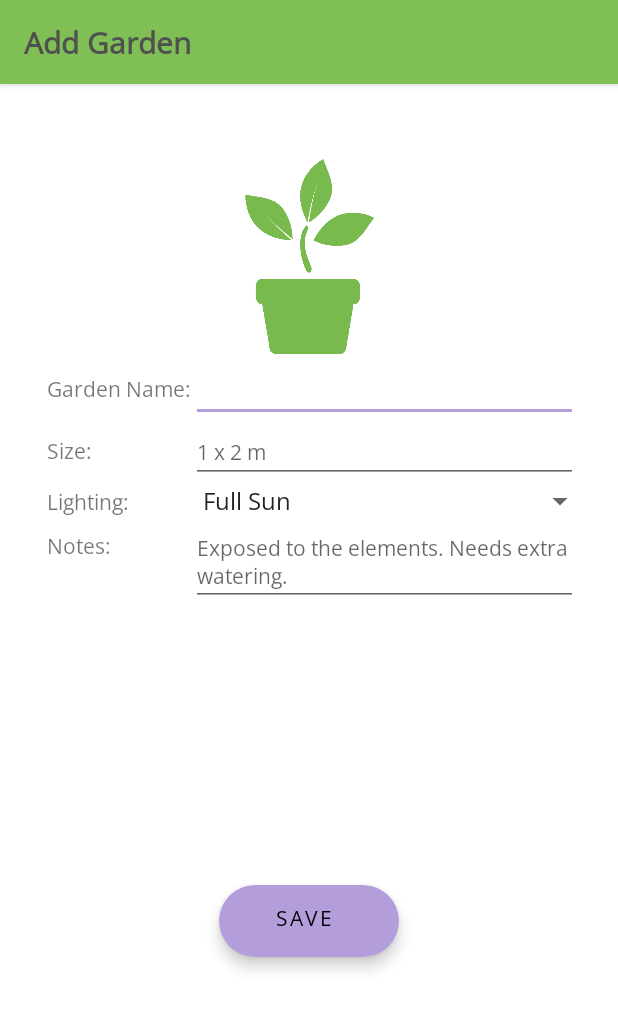
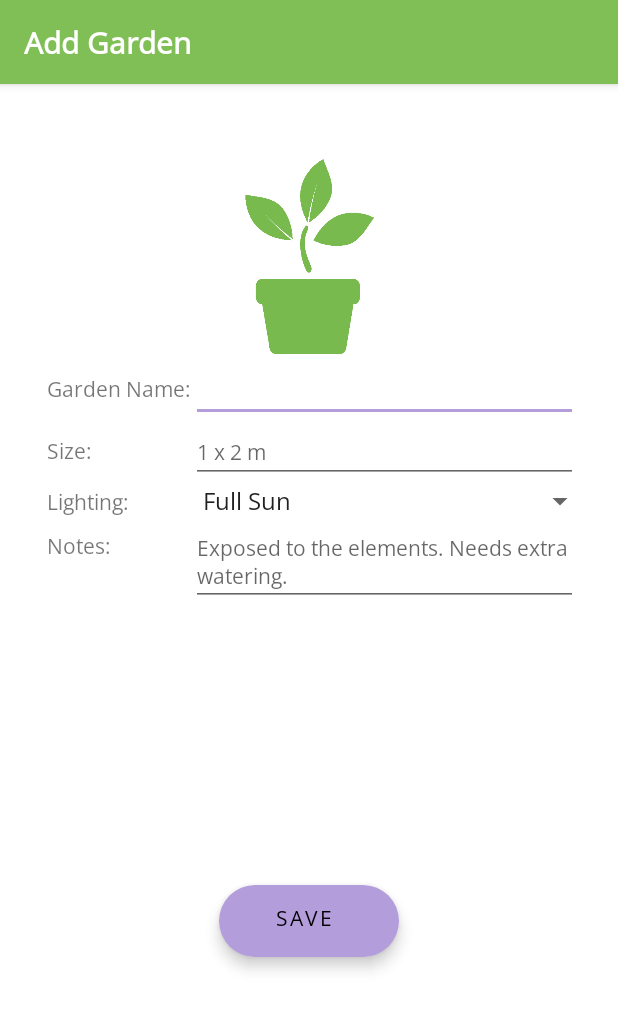
Before and after one commit to wilana/GardenGatherer, an Android app: the layout activity_garden_save.xml on its own in the app's theme, with its tools: preview values and no code run, on a phone screen of 412 x 824 dp. Shown: the top 1010 px of the screen. Run offline under Robolectric (Android 15) with nearby library versions, the phone set to English and light mode, and no system bars; Roboto replaces fonts that are not available here.

Commit message:
Working on styling the toolbar. Text is now white, the overflow menu popup has a rounded primarydark coloured background.

```diff
--- /dev/null
+++ b/app/src/main/res/drawable/popup_background.xml
@@ -0,0 +1,11 @@
+<?xml version="1.0" encoding="utf-8"?>
+<!-- https://material.io/components/menus/android#theming-menus -->
+<shape xmlns:android="http://schemas.android.com/apk/res/android">
+
+        <solid android:color="@color/primaryDarkColor"/>
+        <corners
+            android:radius="16dp"/>
+        <padding
+            android:bottom="8dp"
+            android:top="8dp"/>
+</shape>
--- a/app/src/main/res/layout/activity_garden_save.xml
+++ b/app/src/main/res/layout/activity_garden_save.xml
@@ -19,19 +19,21 @@
             android:layout_width="match_parent"
             android:layout_height="wrap_content"
             app:layout_constraintStart_toStartOf="parent"
-            app:layout_constraintTop_toTopOf="parent">
+            app:layout_constraintTop_toTopOf="parent"
+            android:elevation="@dimen/toolbar_elevation"
+            >
 
             <com.google.android.material.appbar.MaterialToolbar
                 android:id="@+id/topToolbar"
                 android:layout_width="match_parent"
                 android:layout_height="?attr/actionBarSize"
-                android:background="?attr/colorPrimary"
-                android:elevation="@dimen/toolbar_elevation"
-                app:titleTextColor="#4F514F"
                 app:layout_constraintStart_toStartOf="parent"
                 app:layout_constraintTop_toTopOf="parent"
                 app:title="Add Garden"
-                app:titleTextAppearance="@style/TextAppearance.AppCompat.Headline" />
+                android:theme="@style/ToolbarStyle"
+                app:titleTextAppearance="@style/TextAppearance.AppCompat.Headline"
+
+                />
         </com.google.android.material.appbar.AppBarLayout>
 
 <!--        <com.google.android.material.floatingactionbutton.ExtendedFloatingActionButton-->
@@ -53,7 +55,7 @@
             android:id="@+id/extendedFabSaveGarden"
             android:layout_width="wrap_content"
             android:layout_height="wrap_content"
-            android:layout_margin="@dimen/margin_20"
+            android:layout_margin="@dimen/margin_24"
             android:contentDescription="@string/save_plant_button"
             android:gravity="center_horizontal"
             android:text="@string/save"
--- a/app/src/main/res/menu/main_menu.xml
+++ b/app/src/main/res/menu/main_menu.xml
@@ -1,6 +1,7 @@
 <?xml version="1.0" encoding="utf-8"?>
 <menu xmlns:android="http://schemas.android.com/apk/res/android"
-    xmlns:app="http://schemas.android.com/apk/res-auto">
+    xmlns:app="http://schemas.android.com/apk/res-auto"
+    >
 
 <!--    <item-->
 <!--        android:id="@+id/action_filter"-->
@@ -11,7 +12,8 @@
 
     <item
         android:id="@+id/action_logoff"
-        android:title="Log Off"
+        android:icon="@drawable/logoff_icon"
+        android:title="@string/log_out"
         app:showAsAction="never" />
 
 </menu>
--- a/app/src/main/res/values/dimens.xml
+++ b/app/src/main/res/values/dimens.xml
@@ -9,7 +9,7 @@
     <dimen name="table_width">350dp</dimen>
     <dimen name="image_buttom_margin">30dp</dimen>
     <dimen name="heading_font_size">20sp</dimen>
-    <dimen name="margin_20">20dp</dimen>
+    <dimen name="margin_24">24dp</dimen>
     <dimen name="margin_top_2">50dp</dimen>
     <dimen name="fab_margin">16dp</dimen>
     <dimen name="card_corner_radius">8dp</dimen>
--- a/app/src/main/res/values/strings.xml
+++ b/app/src/main/res/values/strings.xml
@@ -38,6 +38,7 @@
     <string name="unavailable">Unavailable</string>
     <string name="sort_items">Sort items</string>
     <string name="more">More</string>
+    <string name="log_out">Log Out</string>
     <string-array name="months">
         <item>January</item>
         <item>February</item>
--- /dev/null
+++ b/app/src/main/res/xml/file_path.xml
@@ -0,0 +1,6 @@
+<?xml version="1.0" encoding="utf-8"?>
+<paths>
+    <external-files-path
+        name="images"
+        path="Pictures" />
+</paths>
```
Also changed, not shown: app/src/main/AndroidManifest.xml (+21 -0 lines), app/src/main/res/layout/activity_individual_plant.xml (+26 -9 lines), app/src/main/res/layout/activity_main.xml (+11 -16 lines), app/src/main/res/layout/activity_plant_save.xml (+8 -6 lines), app/src/main/res/layout/activity_plants.xml (+8 -6 lines), app/src/main/res/layout/activity_sign_in.xml (+8 -6 lines), app/src/main/res/values/shape.xml (added, +11 -0 lines), app/src/main/res/values/styles.xml (+37 -8 lines).
